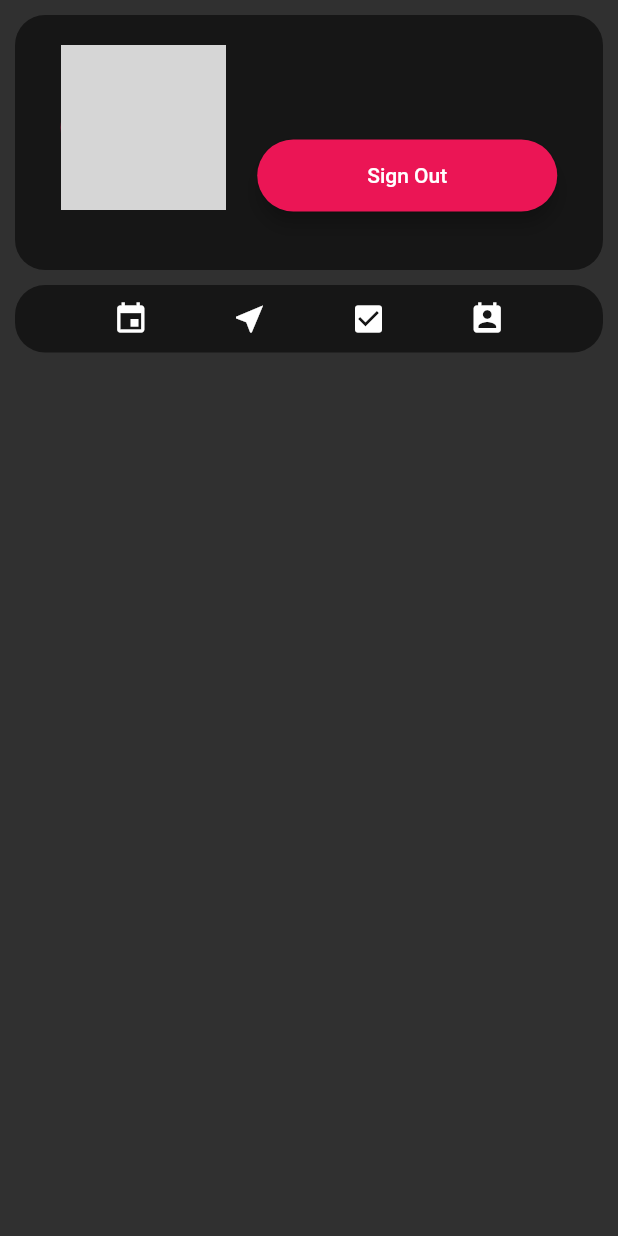
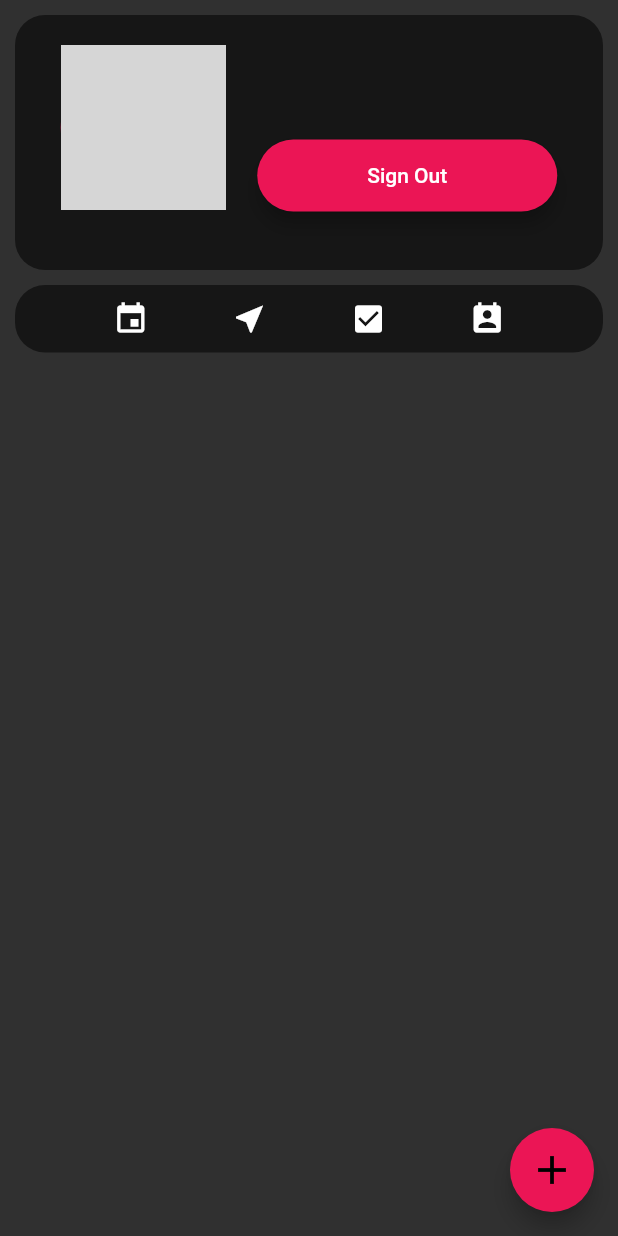
Before and after one commit to Kishor-chhetri/Mission-Sewa, a Flutter app: the EventScreen screen opened by its route, on a phone screen of 412 x 824 dp. Run offline on Flutter 3.47's test engine with Material 2 defaults, Android fonts, the light colour scheme and no system bars; our stand-ins replace animated_text_kit, firebase_auth, firebase_core, google_sign_in; accounts and stored records are empty; network calls fail; grey boxes are pictures that could not be loaded.

Commit message:
Minor UI Changes to the add events

```diff
--- a/lib/Screens/event_screen.dart
+++ b/lib/Screens/event_screen.dart
@@ -1,8 +1,8 @@
-import 'package:flutter/cupertino.dart';
 import 'package:flutter/material.dart';
 import 'package:mission_app/Screens/welcome_screen.dart';
 import 'package:mission_app/components/sign_in.dart';
 import 'package:mission_app/components/rounded_button.dart';
+import 'package:mission_app/components/add_events.dart';
 
 class EventScreen extends StatelessWidget {
   static const String id = 'event_screen';
@@ -11,6 +11,16 @@ class EventScreen extends StatelessWidget {
   Widget build(BuildContext context) {
     return SafeArea(
       child: Scaffold(
+        floatingActionButton: FloatingActionButton(
+          onPressed: (){
+            showModalBottomSheet(context: context, builder: (context) => TaskScreen());
+          },
+          backgroundColor: Color(0xffeb1555),
+          child: Icon(
+            Icons.add,
+            size: 32,
+          ),
+        ),
         body: Column(
           children: [
             Container(
@@ -93,23 +103,26 @@ class EventScreen extends StatelessWidget {
                     Icons.near_me,
                     color: Colors.white,
                     size: 24,
-                    semanticLabel: 'All Events',
+                    semanticLabel: 'Near Me',
                   ),
                   Icon(
                     Icons.check_box,
                     color: Colors.white,
                     size: 24,
-                    semanticLabel: 'All Events',
+                    semanticLabel: 'Attending',
                   ),
                   Icon(
                     Icons.perm_contact_calendar,
                     color: Colors.white,
                     size: 24,
-                    semanticLabel: 'All Events',
+                    semanticLabel: 'My Events',
                   ),
                 ],
               ),
             ),
+            // Container(
+            //   child: ListView.builder(itemBuilder: )
+            // ),
           ],
         ),
       ),
--- a/lib/main.dart
+++ b/lib/main.dart
@@ -2,6 +2,7 @@ import 'package:flutter/material.dart';
 import 'package:mission_app/Screens/event_screen.dart';
 import 'package:mission_app/Screens/welcome_screen.dart';
 import 'package:firebase_core/firebase_core.dart';
+import 'package:mission_app/components/add_events.dart';
 
 void main() async {
   WidgetsFlutterBinding.ensureInitialized();
@@ -18,6 +19,7 @@ class MyApp extends StatelessWidget {
       routes: {
         WelcomeScreen.id: (context) => WelcomeScreen(),
         EventScreen.id: (context) => EventScreen(),
+        TaskScreen.id: (context) => TaskScreen(),
       },
     );
   }
```
Also changed, not shown: lib/components/add_events.dart (+21 -16 lines).
